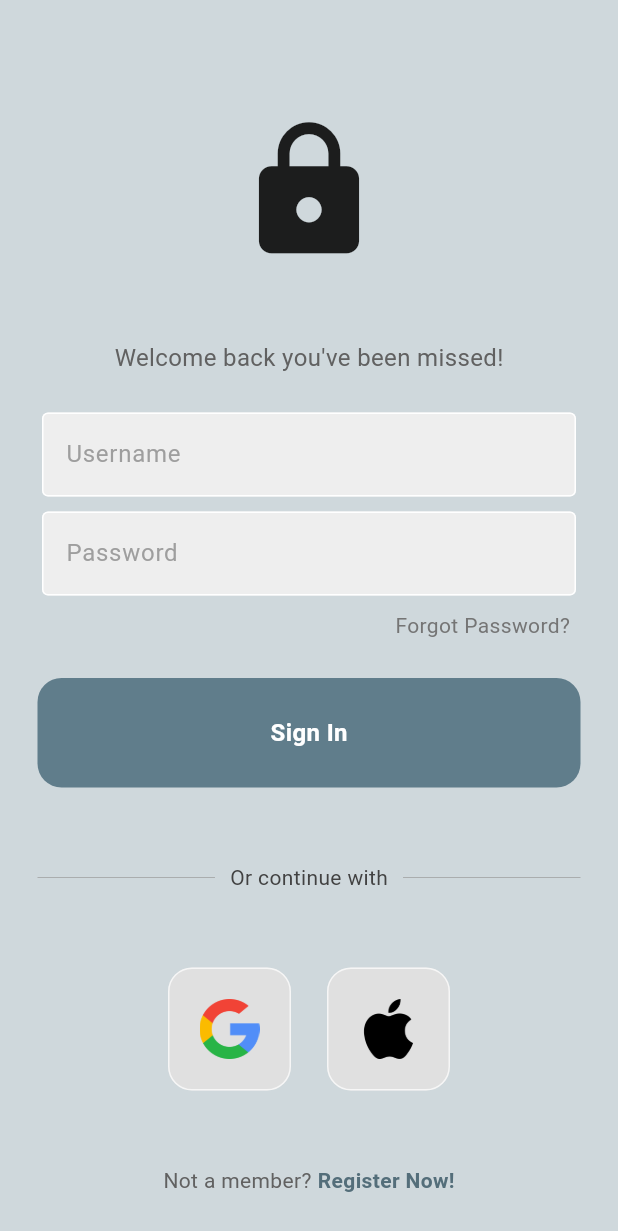
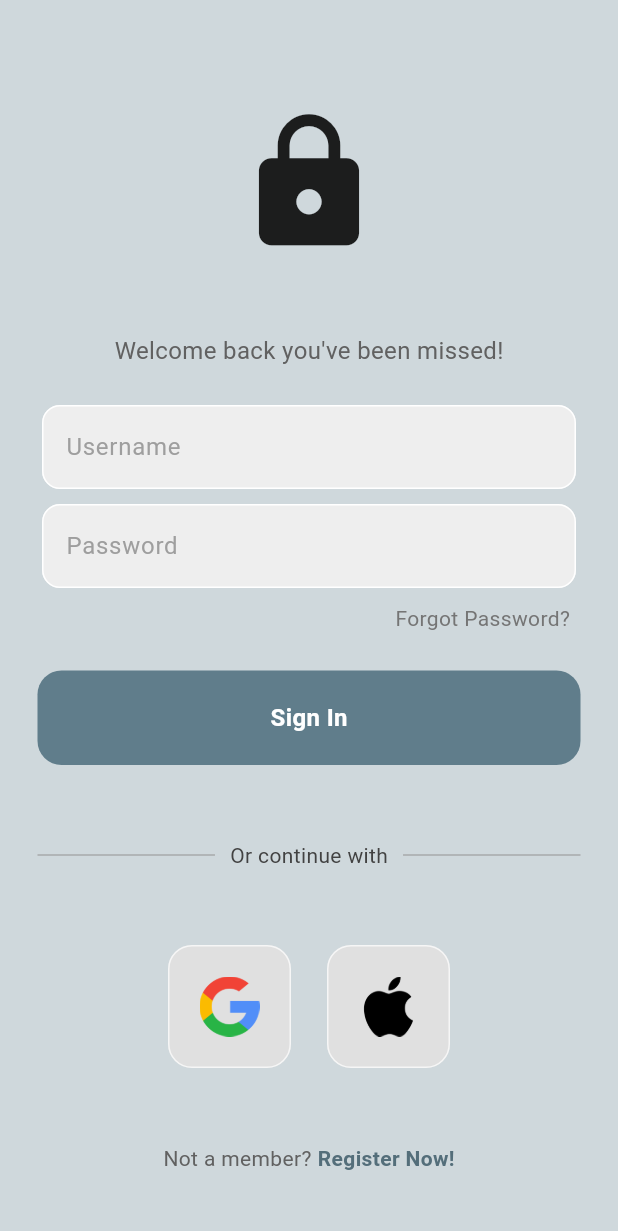
Before and after one commit to skyminseo/WanderWise, a Flutter app: the LoginScreen screen opened directly, on a phone screen of 412 x 824 dp. Shown: the top 1231 px of the screen. Run offline on Flutter 3.47's test engine with Material 3 defaults, Android fonts, the phone set to English and light mode, and no system bars; our stand-ins replace smooth_page_indicator, table_calendar.

Commit message:
Box decoration changes in login screen

```diff
--- a/lib/components/login_button.dart
+++ b/lib/components/login_button.dart
@@ -11,7 +11,7 @@ class LoginButton extends StatelessWidget {
     return GestureDetector(
       onTap: onTap,
       child: Container(
-        padding: EdgeInsets.all(25),
+        padding: EdgeInsets.all(20),
         margin: EdgeInsets.symmetric(horizontal: 25),
         decoration: BoxDecoration(
           color: Colors.blueGrey,
--- a/lib/components/login_textfield.dart
+++ b/lib/components/login_textfield.dart
@@ -23,13 +23,15 @@ class LoginTextfield extends StatelessWidget {
         obscureText: obscureText,
         decoration: InputDecoration(
             enabledBorder: OutlineInputBorder(
+              borderRadius: BorderRadius.circular(12.0),
               borderSide: BorderSide(
                 color: Colors.white,
               ),
             ),
             focusedBorder: OutlineInputBorder(
+              borderRadius: BorderRadius.circular(12.0),
               borderSide: BorderSide(
-                color: Colors.grey.shade400,
+                color: Colors.grey.shade600,
               ),
             ),
             fillColor: Colors.grey.shade200,
--- a/lib/screen/login_screen.dart
+++ b/lib/screen/login_screen.dart
@@ -18,6 +18,7 @@ class LoginScreen extends StatelessWidget {
       backgroundColor: Colors.blueGrey[100],
       body: SafeArea(
         child: Center(
+          child: SingleChildScrollView(
             child: Column(
               mainAxisAlignment: MainAxisAlignment.center,
               children: [
@@ -80,7 +81,7 @@ class LoginScreen extends StatelessWidget {
                     children: [
                       Expanded(
                         child: Divider(
-                        thickness: 0.5,
+                          thickness: 0.8,
                           color: Colors.grey[500],
                         ),
                       ),
@@ -95,7 +96,7 @@ class LoginScreen extends StatelessWidget {
                       ),
                       Expanded(
                         child: Divider(
-                        thickness: 0.5,
+                          thickness: 0.8,
                           color: Colors.grey[500],
                         ),
                       ),
@@ -130,8 +131,10 @@ class LoginScreen extends StatelessWidget {
                       ),
                     )
                   ],
-              )
+                ),
+                SizedBox(height: 20), // Add some extra space at the bottom
               ],
+            ),
           ),
         ),
       ),
```
Lines whose indentation alone changed are shown as unchanged.
